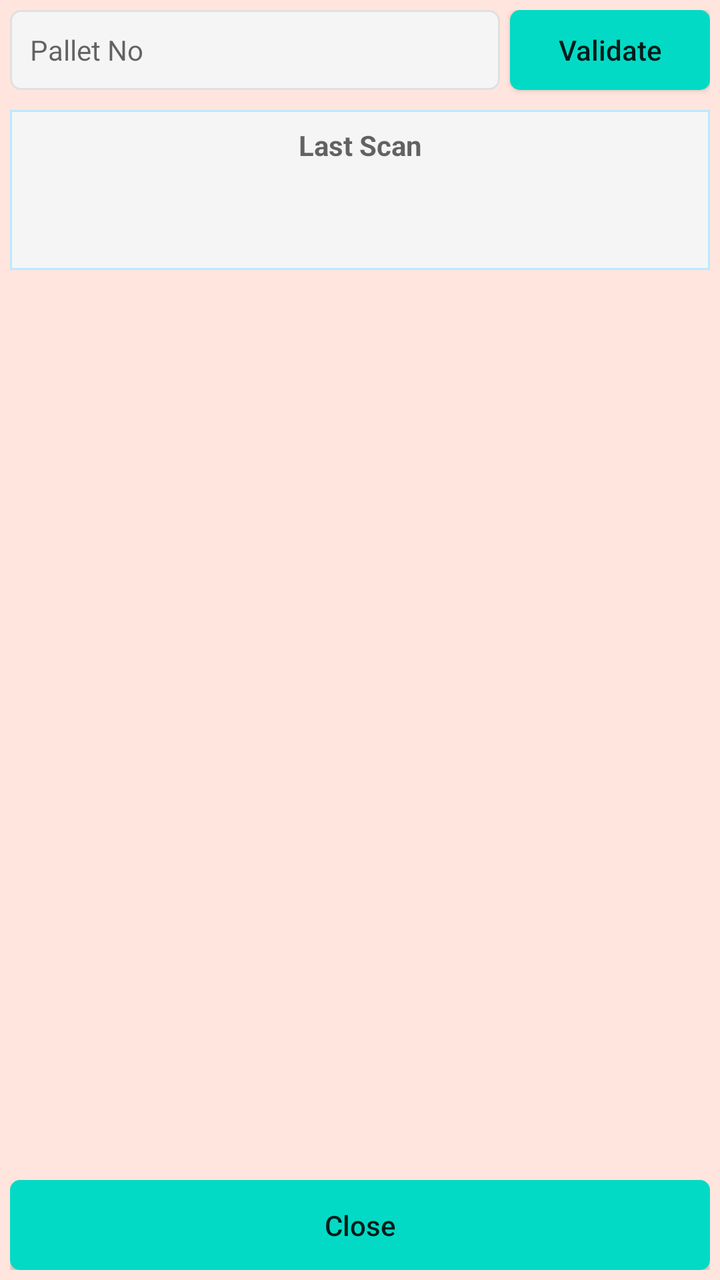
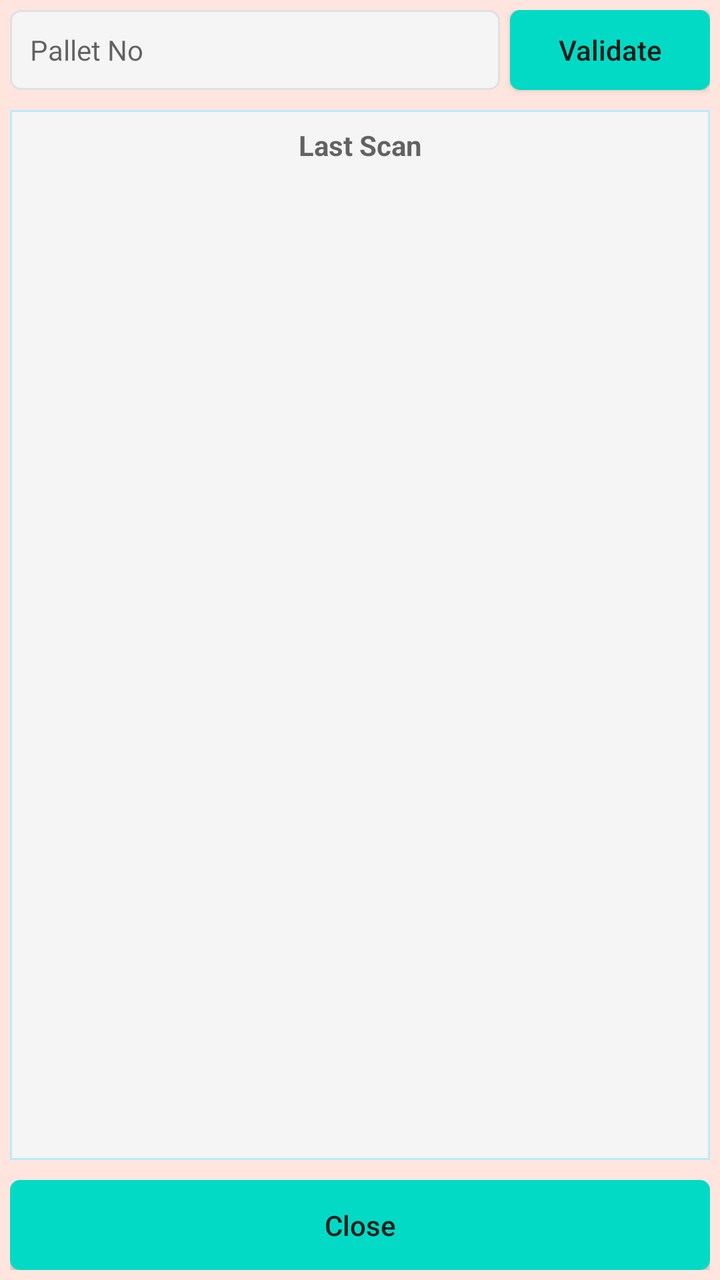

The first picture is an Android layout as it rendered before a commit; the second is the same layout after the commit. The layout source and the unified diff follow.
<!-- AndroidManifest.xml: application theme AppTheme -->
<!-- res/layout/warehouse_gin_popup_scan_window.xml -->
<?xml version="1.0" encoding="utf-8"?>
<androidx.constraintlayout.widget.ConstraintLayout
    xmlns:android="http://schemas.android.com/apk/res/android"
    xmlns:app="http://schemas.android.com/apk/res-auto"
    xmlns:tools="http://schemas.android.com/tools"
    android:layout_width="350dp"
    android:padding="5dp"
    android:background="@color/colorBackPopup"
    android:layout_gravity="center"
    android:layout_height="195dp">

    <EditText
        android:id="@+id/et_warehouse_gin_popup_palletno"
        android:layout_width="0dp"
        android:layout_height="40dp"
        android:layout_marginRight="5dp"
        android:background="@drawable/et_custom"
        android:hint="Pallet No"
        android:padding="10dp"
        android:textColor="@color/coloBlack"
        android:textSize="14dp"
        app:layout_constraintEnd_toStartOf="@+id/bt_warehouse_gin_popup_scan"
        app:layout_constraintStart_toStartOf="parent"
        app:layout_constraintTop_toTopOf="parent" />

    <Button
        android:id="@+id/bt_warehouse_gin_popup_scan"
        android:layout_width="100dp"
        android:layout_height="40dp"
        android:background="@drawable/btn_custom1"
        android:text="Validate"
        android:textAllCaps="false"
        android:textSize="14sp"
        app:layout_constraintBottom_toBottomOf="@+id/et_warehouse_gin_popup_palletno"
        app:layout_constraintEnd_toEndOf="parent"
        app:layout_constraintTop_toTopOf="@+id/et_warehouse_gin_popup_palletno" />

    <TextView
        android:id="@+id/tv_warehouse_gin_popup_last_scan"
        android:layout_width="0dp"
        android:layout_height="80dp"
        android:layout_marginTop="10dp"
        android:background="@drawable/et_custom_total"
        android:hint="Last Scan"
        android:padding="8dp"
        android:textAlignment="center"
        android:textColor="@color/coloBlack"
        android:textSize="14dp"
        android:textStyle="bold"
        app:layout_constraintEnd_toEndOf="parent"
        app:layout_constraintHorizontal_bias="0.0"
        app:layout_constraintStart_toStartOf="parent"
        app:layout_constraintTop_toBottomOf="@+id/et_warehouse_gin_popup_palletno" />

    <Button
        android:id="@+id/bt_warehouse_gin_popup_ok"
        android:layout_width="0dp"
        android:layout_height="45dp"
        android:background="@drawable/btn_custom1"
        android:text="Close"
        android:textAllCaps="false"
        android:textSize="14sp"
        app:layout_constraintBottom_toBottomOf="parent"
        app:layout_constraintEnd_toEndOf="parent"
        app:layout_constraintStart_toStartOf="parent" />
</androidx.constraintlayout.widget.ConstraintLayout>
<!-- resources referenced by this layout -->
<resources>
  <color name="coloBlack">#000000</color>
  <color name="colorBackPopup">#FFE5DD</color>
  <!-- drawable btn_custom1 (drawable) -->
  <?xml version="1.0" encoding="utf-8"?>
  <shape xmlns:android="http://schemas.android.com/apk/res/android"
      android:padding="10dp"
      android:shape="rectangle" >
  
      <solid android:color="@color/colorBtn" />
  
      <corners
          android:bottomLeftRadius="5dp"
          android:bottomRightRadius="5dp"
          android:topLeftRadius="5dp"
          android:topRightRadius="5dp" />
  
  </shape>
  <!-- drawable et_custom (drawable) -->
  <?xml version="1.0" encoding="utf-8"?>
  <shape xmlns:android="http://schemas.android.com/apk/res/android"
      android:padding="10dp"
      android:shape="rectangle" >
  
      <solid android:color="#f5f5f5" />
  
      <stroke
          android:width="1dp"
          android:color="#e0e0e0" />
  
      <corners
          android:bottomLeftRadius="5dp"
          android:bottomRightRadius="5dp"
          android:topLeftRadius="5dp"
          android:topRightRadius="5dp" />
  
  </shape>
  <!-- drawable et_custom_total (drawable) -->
  <?xml version="1.0" encoding="utf-8"?>
  <shape xmlns:android="http://schemas.android.com/apk/res/android"
      android:padding="10dp"
      android:shape="rectangle" >
  
      <solid android:color="#f5f5f5" />
  
      <stroke
          android:width="1dp"
          android:color="#B9E9FF" />
  
      <corners
          android:bottomLeftRadius="0dp"
          android:bottomRightRadius="0dp"
          android:topLeftRadius="0dp"
          android:topRightRadius="0dp" />
  
  </shape>
  <style name="AppTheme" parent="Theme.AppCompat.Light.NoActionBar">
          
          <item name="colorPrimary">@color/colorPrimary</item>
          <item name="colorPrimaryDark">@color/colorPrimaryDark</item>
          <item name="colorAccent">@color/colorAccent</item>
      </style>
  <color name="colorBtn">#03DAC5</color>
  <color name="colorPrimary">#ffb200</color>
  <color name="colorPrimaryDark">#ffb200</color>
  <color name="colorAccent">#000000</color>
</resources>

<!-- the commit's change to res/layout/warehouse_gin_popup_scan_window.xml (unified diff, before → after) -->
@@ -7,7 +7,7 @@
     android:padding="5dp"
     android:background="@color/colorBackPopup"
     android:layout_gravity="center"
-    android:layout_height="195dp">
+    android:layout_height="250dp">
 
     <EditText
         android:id="@+id/et_warehouse_gin_popup_palletno"
@@ -38,8 +38,9 @@
     <TextView
         android:id="@+id/tv_warehouse_gin_popup_last_scan"
         android:layout_width="0dp"
-        android:layout_height="80dp"
+        android:layout_height="0dp"
         android:layout_marginTop="10dp"
+        android:layout_marginBottom="10dp"
         android:background="@drawable/et_custom_total"
         android:hint="Last Scan"
         android:padding="8dp"
@@ -47,6 +48,7 @@
         android:textColor="@color/coloBlack"
         android:textSize="14dp"
         android:textStyle="bold"
+        app:layout_constraintBottom_toTopOf="@+id/bt_warehouse_gin_popup_ok"
         app:layout_constraintEnd_toEndOf="parent"
         app:layout_constraintHorizontal_bias="0.0"
         app:layout_constraintStart_toStartOf="parent"
